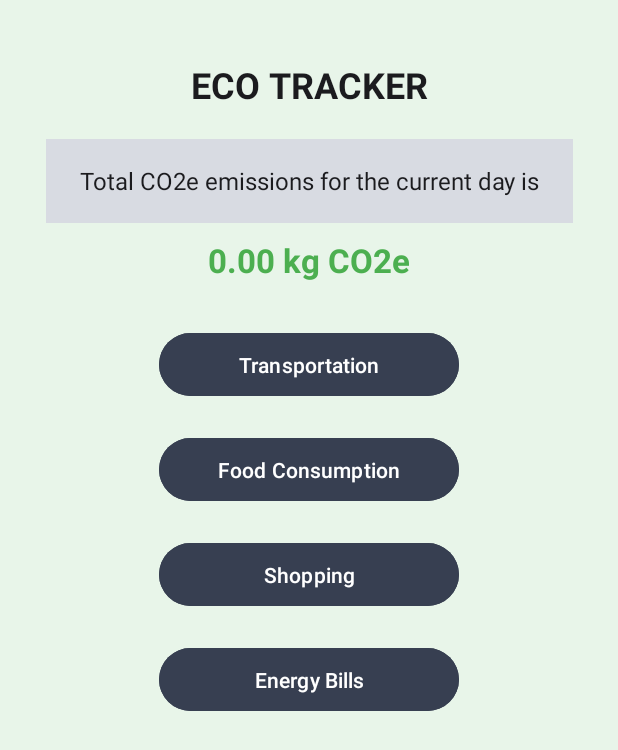
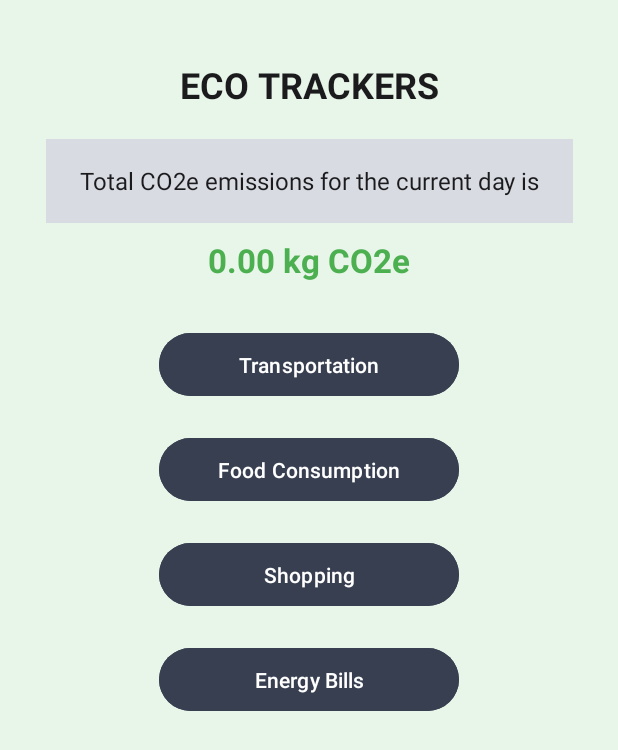
Before and after one commit to Satwik934/CSCB07-Planetze-86, an Android app: the dashboard screen opened directly, with no data from a screen before it, on a phone screen of 412 x 824 dp. Shown: the top 750 px of the screen. Run offline under Robolectric (Android 15) with nearby library versions, the phone set to English and light mode, and no system bars; 1 statement that could not run was skipped.

Commit message:
Updated Dashboard

```diff
--- a/app/src/main/res/layout/activity_dashboard.xml
+++ b/app/src/main/res/layout/activity_dashboard.xml
@@ -13,7 +13,7 @@
         android:id="@+id/daily_emissions_label"
         android:layout_width="wrap_content"
         android:layout_height="wrap_content"
-        android:text="ECO TRACKER"
+        android:text="ECO TRACKERS"
         android:textSize="24sp"
         android:textStyle="bold"
         android:textColor="#1B1B1E"
```
